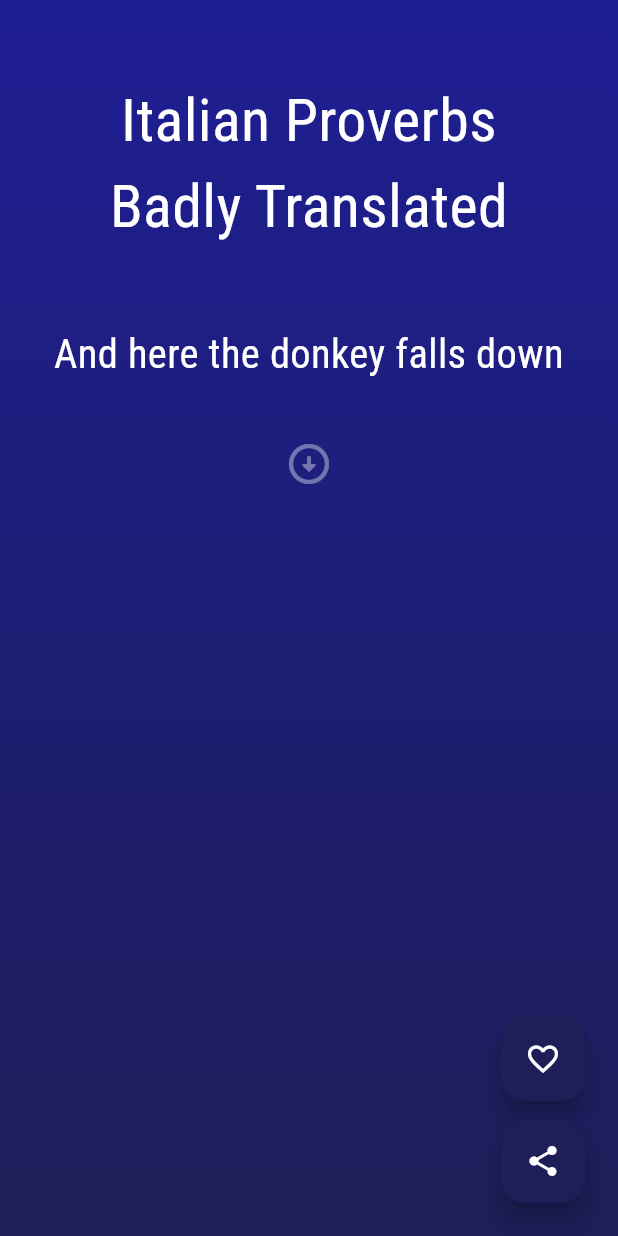
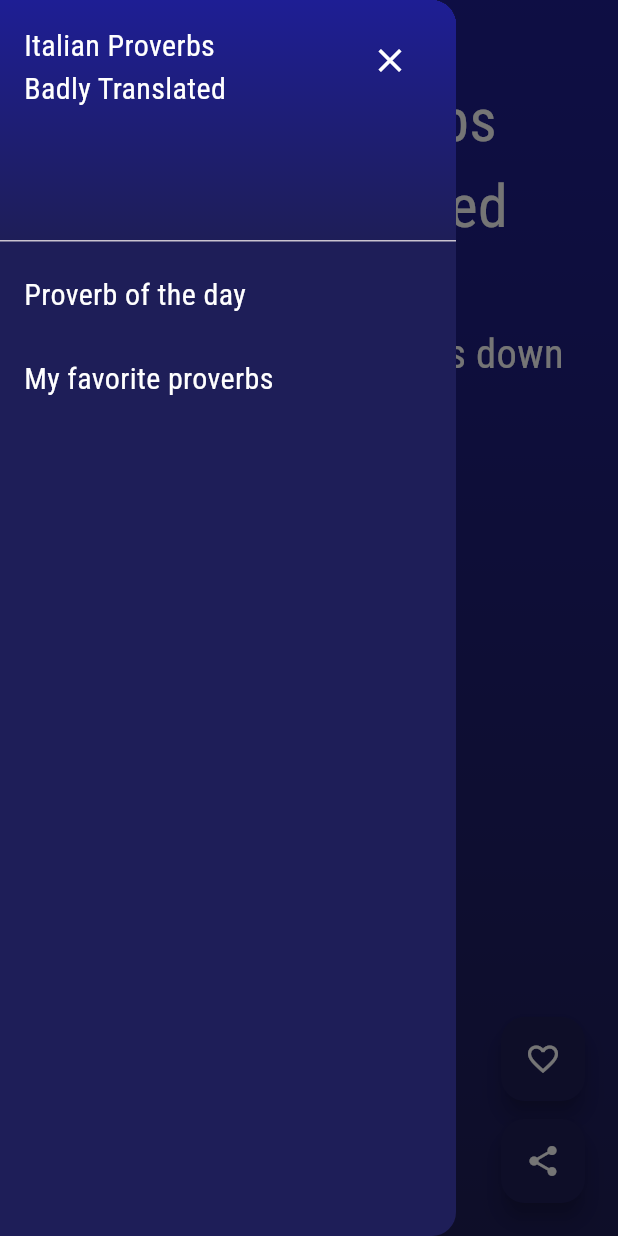
Before and after one commit to intoinside/ItalianProverbsBadlyTranslated, a Flutter app: the screen it shows after launch, with the side drawer open (before the commit the screen has no drawer), on a phone screen of 412 x 824 dp. Run offline on Flutter 3.47's test engine with Material 3 defaults, Android fonts, the phone set to English and light mode, and no system bars; our stand-ins replace google_fonts, screenshot, share_plus, shared_preferences; missing offline and left inert: overlay_toast_message.

Commit message:
Favorite screen completed

```diff
--- /dev/null
+++ b/lib/config.dart
@@ -0,0 +1,9 @@
+import 'package:flutter/material.dart';
+
+class Config {
+  static String appTitle = 'Italian Proverbs Badly Translated';
+
+  static Color colorShade1 = Colors.black;
+  static Color colorShade2 = Colors.black;
+  static Color colorTranslation = Colors.black;
+}
--- a/lib/main.dart
+++ b/lib/main.dart
@@ -1,25 +1,50 @@
+import 'dart:math';
+
 import 'package:flutter/material.dart';
 import 'package:google_fonts/google_fonts.dart';
+import 'package:italian_proverbs_badly_translated/config.dart';
 import 'package:italian_proverbs_badly_translated/screens/main_page_widget.dart';
 
 void main() {
-  runApp(const MyApp());
+  runApp(MyApp());
 }
 
-class MyApp extends StatelessWidget {
-  const MyApp({super.key});
+class MyApp extends StatefulWidget {
+  MyApp({super.key}) {
+    _detectColors();
+  }
+
+  void _detectColors() {
+    var hour = DateTime.now().hour;
+    var x = sin(hour * pi / 24) * 80;
+
+    Config.colorShade1 = Color.fromARGB(255, 30, 30, 70 + x.ceil());
+    Config.colorShade2 =
+        Config.colorShade1.withBlue(Config.colorShade1.blue - 60);
+    Config.colorTranslation = Config.colorShade2.withRed(20);
+  }
+
+  @override
+  State<StatefulWidget> createState() => _MyAppState();
+}
+
+class _MyAppState extends State<MyApp> {
+  _MyAppState();
+
+  @override
+  void initState() {
+    super.initState();
+  }
 
   @override
   Widget build(BuildContext context) {
-    var appTitle = 'Italian Proverbs Badly Translated';
-
     return MaterialApp(
-      title: appTitle,
+      title: Config.appTitle,
       theme: ThemeData(
         useMaterial3: true,
         textTheme: GoogleFonts.robotoCondensedTextTheme(),
       ),
-      home: MainPageScreen(appTitle),
+      home: const MainPageScreen(),
     );
   }
 }
--- a/lib/screens/main_page_widget.dart
+++ b/lib/screens/main_page_widget.dart
@@ -5,6 +5,8 @@ import 'dart:math';
 import 'package:flutter/material.dart';
 import 'package:flutter/services.dart';
 import 'package:intl/intl.dart';
+import 'package:italian_proverbs_badly_translated/config.dart';
+import 'package:italian_proverbs_badly_translated/widgets/drawer_widget.dart';
 import 'package:italian_proverbs_badly_translated/widgets/italian_translation_widget.dart';
 import 'package:italian_proverbs_badly_translated/widgets/proverb_widget.dart';
 import 'package:overlay_toast_message/overlay_toast_message.dart';
@@ -14,9 +16,7 @@ import 'package:path_provider/path_provider.dart';
 import 'package:shared_preferences/shared_preferences.dart';
 
 class MainPageScreen extends StatefulWidget {
-  final String title;
-
-  const MainPageScreen(this.title, {super.key});
+  const MainPageScreen({super.key});
 
   @override
   State<StatefulWidget> createState() => _MainPageScreenState();
@@ -27,21 +27,11 @@ class _MainPageScreenState extends State<MainPageScreen> {
   String? italianProverb;
   bool showItalian = false;
   bool alreadyFaved = false;
-  Color? colorShade1;
-  Color? colorShade2;
-  Color? colorTranslation;
   File? pathOfImage;
 
   ScreenshotController screenshotController = ScreenshotController();
 
-  _MainPageScreenState() {
-    var hour = DateTime.now().hour;
-    var x = sin(hour * pi / 24) * 80;
-
-    colorShade1 = Color.fromARGB(255, 30, 30, 70 + x.ceil());
-    colorShade2 = colorShade1!.withBlue(colorShade1!.blue - 60);
-    colorTranslation = colorShade2!.withRed(20);
-  }
+  _MainPageScreenState();
 
   void _loadData() async {
     final loadedData = await rootBundle.loadString('assets/proverbs.txt');
@@ -53,12 +43,12 @@ class _MainPageScreenState extends State<MainPageScreen> {
       var dayOfYear = int.parse(DateFormat('D').format(DateTime.now()));
       var randNum = Random(dayOfYear).nextInt(splittedData.length);
 
-      var data = splittedData.elementAt(randNum);
+      var proverb = splittedData.elementAt(randNum);
 
-      englishProverb = data.split('-').first;
-      italianProverb = data.split('-').last;
+      englishProverb = proverb.split('-').first;
+      italianProverb = proverb.split('-').last;
 
-      alreadyFaved = prefs.getBool(englishProverb!) ?? false;
+      alreadyFaved = prefs.getBool(proverb) ?? false;
     });
   }
 
@@ -78,11 +68,13 @@ class _MainPageScreenState extends State<MainPageScreen> {
     final prefs = await SharedPreferences.getInstance();
 
     setState(() {
-      alreadyFaved = prefs.getBool(englishProverb!) ?? false;
+      var fullProverb = "$englishProverb-$italianProverb";
+
+      alreadyFaved = prefs.getBool(fullProverb) ?? false;
       if (alreadyFaved) {
-        prefs.setBool(englishProverb!, false);
+        prefs.setBool(fullProverb, false);
       } else {
-        prefs.setBool(englishProverb!, true);
+        prefs.setBool(fullProverb, true);
       }
       alreadyFaved = !alreadyFaved;
 
@@ -97,36 +89,41 @@ class _MainPageScreenState extends State<MainPageScreen> {
 
   @override
   Widget build(BuildContext context) {
-    var proverbWidget = ProverbWidget(widget.title, englishProverb ?? "");
+    var proverbWidget = ProverbWidget(englishProverb ?? "");
     var translationWidget = ItalianTranslationWidget(italianProverb ?? "");
 
     return Scaffold(
+        drawer: const DrawerWidget(),
         floatingActionButton: Wrap(
           direction: Axis.vertical,
           children: <Widget>[
             Container(
                 margin: const EdgeInsets.all(6),
                 child: FloatingActionButton(
+                  heroTag: "FavBtn",
                   onPressed: _favoritePressed,
                   foregroundColor: Theme.of(context).colorScheme.onPrimary,
-                  backgroundColor: colorShade2,
-                  tooltip: alreadyFaved ? "Remove from fav" : "Add to fav",
+                  backgroundColor: Config.colorShade2,
+                  tooltip:
+                      alreadyFaved ? "Remove from favorite" : "Add to favorite",
                   child: Icon(
                       alreadyFaved ? Icons.favorite : Icons.favorite_border),
                 )),
             Container(
                 margin: const EdgeInsets.all(6),
                 child: FloatingActionButton(
+                  heroTag: "Share",
                   onPressed: () {
                     screenshotController
+                        // TODO: extract sharing image generation
                         .captureFromWidget(Container(
                             decoration: BoxDecoration(
                               gradient: LinearGradient(
                                 begin: Alignment.topCenter,
                                 end: Alignment.bottomCenter,
                                 colors: [
-                                  colorShade1!,
-                                  colorShade2!,
+                                  Config.colorShade1,
+                                  Config.colorShade2,
                                 ],
                               ),
                             ),
@@ -161,7 +158,7 @@ class _MainPageScreenState extends State<MainPageScreen> {
                     });
                   },
                   foregroundColor: Theme.of(context).colorScheme.onPrimary,
-                  backgroundColor: colorShade2,
+                  backgroundColor: Config.colorShade2,
                   child: const Icon(Icons.share),
                 )),
           ],
@@ -173,8 +170,8 @@ class _MainPageScreenState extends State<MainPageScreen> {
               begin: Alignment.topCenter,
               end: Alignment.bottomCenter,
               colors: [
-                colorShade1!,
-                colorShade2!,
+                Config.colorShade1,
+                Config.colorShade2,
               ],
             ),
           ),
@@ -204,7 +201,7 @@ class _MainPageScreenState extends State<MainPageScreen> {
                 width: double.infinity,
                 decoration: BoxDecoration(
                   borderRadius: BorderRadius.circular(4),
-                  color: colorTranslation,
+                  color: Config.colorTranslation,
                 ),
                 height: showItalian ? 120.0 : 0.0,
                 child: translationWidget,
--- /dev/null
+++ b/lib/utils.dart
@@ -0,0 +1,7 @@
+class Utils {
+  static String customReplace(
+      String text, String searchText, int replaceOn, String replaceText) {
+    Match result = searchText.allMatches(text).elementAt(replaceOn - 1);
+    return text.replaceRange(result.start, result.end, replaceText);
+  }
+}
--- /dev/null
+++ b/lib/widgets/drawer_widget.dart
@@ -0,0 +1,112 @@
+import 'package:flutter/material.dart';
+import 'package:italian_proverbs_badly_translated/config.dart';
+import 'package:italian_proverbs_badly_translated/screens/favorite_widget.dart';
+import 'package:italian_proverbs_badly_translated/screens/main_page_widget.dart';
+import 'package:italian_proverbs_badly_translated/utils.dart';
+
+class DrawerWidget extends StatefulWidget {
+  const DrawerWidget({super.key});
+
+  @override
+  State<StatefulWidget> createState() => _DrawerWidgetState();
+}
+
+class _DrawerWidgetState extends State<DrawerWidget> {
+  int _selectedIndex = 0;
+
+  void _onItemTapped(int index) {
+    setState(() {
+      _selectedIndex = index;
+    });
+  }
+
+  @override
+  Widget build(BuildContext context) {
+    var title = Utils.customReplace(Config.appTitle, ' ', 2, "\n");
+
+    return Drawer(
+      backgroundColor: Config.colorShade2,
+      child: ListView(
+        children: [
+          DrawerHeader(
+            decoration: BoxDecoration(
+              gradient: LinearGradient(
+                begin: Alignment.topCenter,
+                end: Alignment.bottomCenter,
+                colors: [
+                  Config.colorShade1,
+                  Config.colorShade2,
+                ],
+              ),
+            ),
+            child: Row(
+              crossAxisAlignment: CrossAxisAlignment.start,
+              children: [
+                SizedBox(
+                  width: 220,
+                  child: Text(
+                    title,
+                    textAlign: TextAlign.left,
+                    style: Theme.of(context).textTheme.bodyMedium!.copyWith(
+                        color: Theme.of(context).colorScheme.onPrimary,
+                        fontSize: 20),
+                  ),
+                ),
+                Container(
+                  alignment: Alignment.topRight,
+                  child: IconButton(
+                      onPressed: () {
+                        Navigator.pop(context);
+                      },
+                      icon: Icon(
+                        Icons.close,
+                        size: 26,
+                        color: Theme.of(context).colorScheme.onPrimary,
+                      )),
+                ),
+              ],
+            ),
+          ),
+          ListTile(
+            title: Text(
+              'Proverb of the day',
+              style: Theme.of(context).textTheme.bodyMedium!.copyWith(
+                  color: Theme.of(context).colorScheme.onPrimary, fontSize: 20),
+            ),
+            selected: _selectedIndex == 0,
+            onTap: () {
+              Navigator.pop(context);
+              if (_selectedIndex != 0) {
+                Navigator.push(
+                  context,
+                  MaterialPageRoute(
+                      builder: (context) => const MainPageScreen()),
+                );
+                _onItemTapped(0);
+              }
+            },
+          ),
+          ListTile(
+            title: Text(
+              'My favorite proverbs',
+              style: Theme.of(context).textTheme.bodyMedium!.copyWith(
+                  color: Theme.of(context).colorScheme.onPrimary, fontSize: 20),
+            ),
+            selected: _selectedIndex == 1,
+            onTap: () {
+              Navigator.pop(context);
+              if (_selectedIndex != 1) {
+                Navigator.push(
+                  context,
+                  MaterialPageRoute(
+                      builder: (context) => const FavoriteScreen()),
+                );
+                _onItemTapped(1);
+              }
+            },
+          )
+        ],
+      ),
+    );
+  }
+}
--- a/lib/widgets/proverb_widget.dart
+++ b/lib/widgets/proverb_widget.dart
@@ -1,10 +1,11 @@
 import 'package:flutter/material.dart';
+import 'package:italian_proverbs_badly_translated/config.dart';
+import 'package:italian_proverbs_badly_translated/utils.dart';
 
 class ProverbWidget extends StatefulWidget {
-  final String title;
   final String englishProverb;
 
-  const ProverbWidget(this.title, this.englishProverb, {super.key});
+  const ProverbWidget(this.englishProverb, {super.key});
 
   @override
   State<StatefulWidget> createState() => _ProverbWidgetState();
@@ -17,15 +18,9 @@ class _ProverbWidgetState extends State<ProverbWidget> {
   Color colorShade1 = const Color.fromARGB(255, 30, 30, 60);
   Color colorShade2 = const Color.fromARGB(255, 30, 30, 110);
 
-  String customReplace(
-      String text, String searchText, int replaceOn, String replaceText) {
-    Match result = searchText.allMatches(text).elementAt(replaceOn - 1);
-    return text.replaceRange(result.start, result.end, replaceText);
-  }
-
   @override
   Widget build(BuildContext context) {
-    var title = customReplace(widget.title, ' ', 2, "\n");
+    var title = Utils.customReplace(Config.appTitle, ' ', 2, "\n");
 
     return Column(
       children: [
```
Also changed, not shown: lib/screens/favorite_widget.dart (added, +180 -0 lines).
